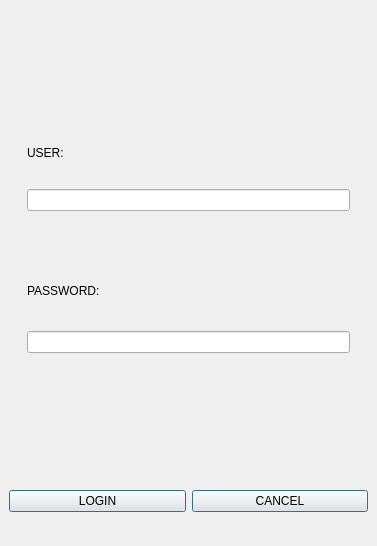
This is desktop/windows/login.ui in hnmcano/unique as Qt 5 draws it before an edit. The edited form follows.
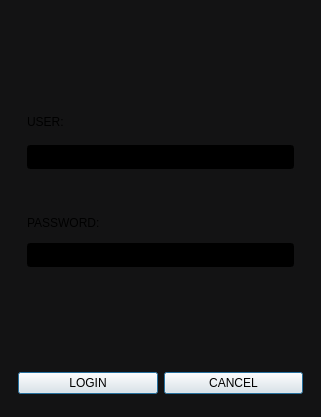
This is the edited form. Icons and pictures are not drawn.

Diff of the .ui file:
```diff
--- a/desktop/windows/login.ui
+++ b/desktop/windows/login.ui
@@ -6,12 +6,23 @@
    <rect>
     <x>0</x>
     <y>0</y>
-    <width>377</width>
-    <height>546</height>
+    <width>321</width>
+    <height>417</height>
    </rect>
   </property>
   <property name="windowTitle">
-   <string>MainWindow</string>
+   <string>LOGIN</string>
+  </property>
+  <property name="styleSheet">
+   <string notr="true">#centralwidget{
+	background-color: #131314;
+}
+
+#centralwidget QLineEdit{
+	background-color: black;
+	padding: 3px;
+}
+</string>
   </property>
   <widget class="QWidget" name="centralwidget">
    <layout class="QVBoxLayout" name="verticalLayout">
@@ -63,10 +74,10 @@
           <string/>
          </property>
          <property name="pixmap">
-          <pixmap resource="../pictures/imagens.qrc">:/unique/login.png</pixmap>
+          <pixmap resource="../pictures/imagens.qrc">:/unique/unique.png</pixmap>
          </property>
          <property name="scaledContents">
-          <bool>false</bool>
+          <bool>true</bool>
          </property>
         </widget>
        </item>
@@ -79,9 +90,15 @@
        <string notr="true"/>
       </property>
       <layout class="QVBoxLayout" name="verticalLayout_3">
+       <property name="spacing">
+        <number>0</number>
+       </property>
        <item>
         <widget class="QWidget" name="widget_4" native="true">
          <layout class="QVBoxLayout" name="verticalLayout_4">
+          <property name="topMargin">
+           <number>0</number>
+          </property>
           <item>
            <widget class="QWidget" name="widget_6" native="true">
             <property name="styleSheet">
@@ -91,6 +108,9 @@
              <property name="spacing">
               <number>0</number>
              </property>
+             <property name="topMargin">
+              <number>0</number>
+             </property>
              <item>
               <widget class="QLabel" name="label_2">
                <property name="maximumSize">
@@ -120,6 +140,9 @@
              <string notr="true"/>
             </property>
             <layout class="QVBoxLayout" name="verticalLayout_5">
+             <property name="spacing">
+              <number>0</number>
+             </property>
              <item>
               <widget class="QLabel" name="label_3">
                <property name="maximumSize">
@@ -146,6 +169,16 @@
             </layout>
            </widget>
           </item>
+          <item>
+           <widget class="QWidget" name="widget_3" native="true">
+            <property name="maximumSize">
+             <size>
+              <width>16777215</width>
+              <height>60</height>
+             </size>
+            </property>
+           </widget>
+          </item>
          </layout>
         </widget>
        </item>
@@ -157,22 +190,6 @@
            <height>50</height>
           </size>
          </property>
-        </widget>
-       </item>
-      </layout>
-     </widget>
-    </item>
-    <item>
-     <widget class="QWidget" name="widget_3" native="true">
-      <property name="maximumSize">
-       <size>
-        <width>16777215</width>
-        <height>90</height>
-       </size>
-      </property>
-      <property name="styleSheet">
-       <string notr="true"/>
-      </property>
       <layout class="QHBoxLayout" name="horizontalLayout">
        <item>
         <widget class="QPushButton" name="LoginButton">
@@ -208,7 +225,16 @@
     </item>
    </layout>
   </widget>
- </widget>
+    </item>
+   </layout>
+  </widget>
+ </widget>
+ <tabstops>
+  <tabstop>LoginLine</tabstop>
+  <tabstop>PassLine</tabstop>
+  <tabstop>LoginButton</tabstop>
+  <tabstop>CancelButton</tabstop>
+ </tabstops>
  <resources>
   <include location="../pictures/imagens.qrc"/>
  </resources>
```
Lines whose indentation alone changed are shown as unchanged.
